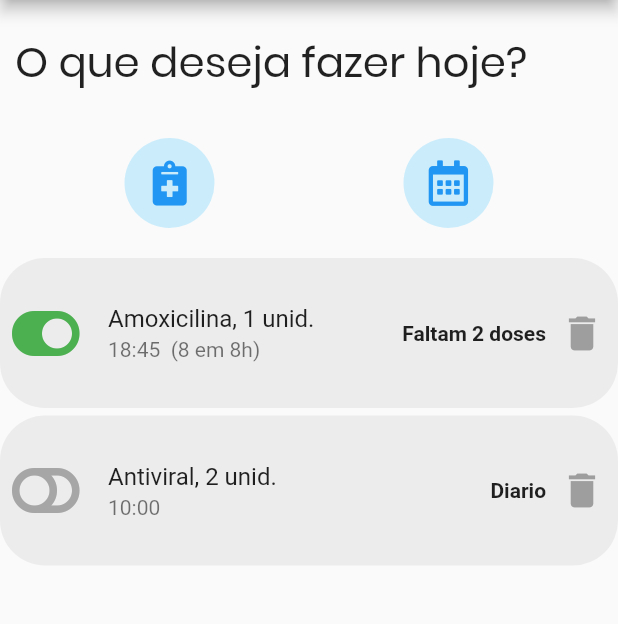
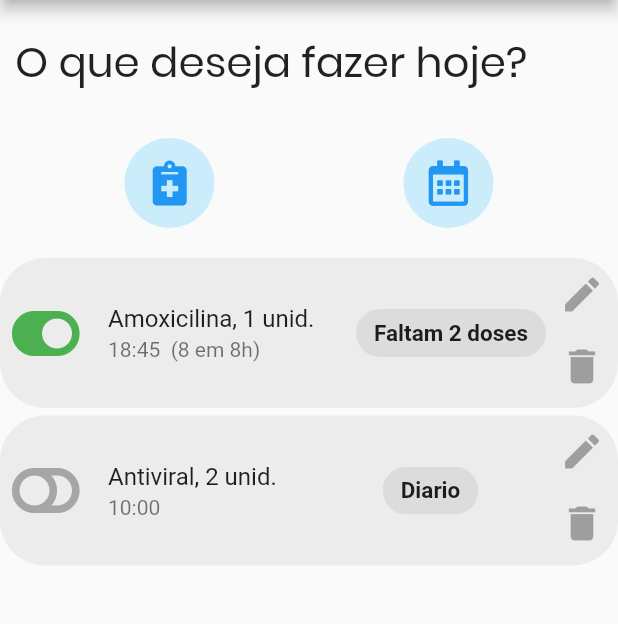
Before and after one commit to gussf/memory_pill, a Flutter app: the screen it shows after launch, after a tap on the "delete" icon, on a phone screen of 412 x 824 dp, the part 84-708 px from its top. Run offline on Flutter 3.47's test engine with Material 2 defaults, Android fonts, the phone set to English and light mode, and no system bars; our stand-ins replace font_awesome_flutter.

Commit message:
Modifying screen and refactoring

```diff
--- a/lib/main.dart
+++ b/lib/main.dart
@@ -1,5 +1,5 @@
 import 'package:flutter/material.dart';
-import 'package:font_awesome_flutter/font_awesome_flutter.dart';
+import 'package:memory_pill/screens/home_screen.dart';
 
 void main() => runApp(MyApp());
 
@@ -11,141 +11,7 @@ class MyApp extends StatelessWidget {
         fontFamily: 'Roboto',
         iconTheme: IconThemeData(color: Colors.blue),
       ),
-      home: Scaffold(
-        appBar: AppBar(
-          title: Row(
-            children: [
-              Padding(
-                padding: EdgeInsets.only(left: 10.0, right: 20.0),
-                child: Icon(
-                  FontAwesomeIcons.diagnoses,
-                  color: Colors.grey,
-                  size: 30.0,
-                ),
-              ),
-              Text('MemoryPill',
-                  style: TextStyle(
-                      fontSize: 22.00,
-                      color: Colors.grey,
-                      fontFamily: 'Poppins')),
-            ],
-          ),
-          backgroundColor: Colors.white,
-          iconTheme: IconThemeData(color: Colors.blue),
-        ),
-        body: ListView(
-          children: <Widget>[
-            Padding(
-              padding: EdgeInsets.only(top: 20.0, left: 10.0),
-              child: Text(
-                'O que deseja fazer hoje?',
-                style: TextStyle(fontSize: 28.00, fontFamily: 'Poppins'),
-              ),
-            ),
-            SizedBox(height: 30.0),
-            Padding(
-              padding: EdgeInsets.only(left: 20.0, right: 20.0),
-              child: Row(
-                mainAxisAlignment: MainAxisAlignment.spaceAround,
-                children: <Widget>[
-                  Container(
-                    height: 60.0,
-                    width: 60.0,
-                    decoration: BoxDecoration(
-                        color: Colors.lightBlueAccent.withOpacity(0.25),
-                        borderRadius: BorderRadius.circular(30.0)),
-                    child: IconButton(
-                      icon: Icon(FontAwesomeIcons.notesMedical),
-                      iconSize: 30,
-                      onPressed: () {},
-                    ),
-                  ),
-                  Container(
-                    height: 60.0,
-                    width: 60.0,
-                    decoration: BoxDecoration(
-                        color: Colors.lightBlueAccent.withOpacity(0.25),
-                        borderRadius: BorderRadius.circular(30.0)),
-                    child: IconButton(
-                      icon: Icon(FontAwesomeIcons.calendarAlt),
-                      iconSize: 30,
-                      onPressed: () {},
-                    ),
-                  ),
-                ],
-              ),
-            ),
-            SizedBox(height: 20.0),
-            Container(
-              child: Column(
-                children: <Widget>[
-                  Container(
-                    decoration: BoxDecoration(
-                      color: Colors.grey.withOpacity(0.15),
-                      borderRadius: BorderRadius.circular(30),
-                    ),
-                    height: 100.0,
-                    child: Row(
-                      children: <Widget>[
-                        IconButton(
-                          icon: Icon(FontAwesomeIcons.toggleOn),
-                          color: Colors.green,
-                          iconSize: 40.0,
-                          onPressed: () {},
-                        ),
-                        Flexible(
-                          child: ListTile(
-
-                            title: Text('Amoxicilina, 1 unid.', softWrap: false),
-                            subtitle: Text('18:45  (8 em 8h)'),
-                          ),
-                        ),
-                        Text('Faltam 2 doses', style: TextStyle(fontWeight: FontWeight.bold)),
-                        IconButton(
-                          icon: Icon(Icons.delete,
-                              size: 30.0, color: Colors.grey),
-                          onPressed: () {},
-                        )
-                      ],
-                    ),
-                  ),
-                  SizedBox(height: 5),
-                  Container(
-                    decoration: BoxDecoration(
-                      color: Colors.grey.withOpacity(0.15),
-                      borderRadius: BorderRadius.circular(30),
-                    ),
-                    height: 100.0,
-                    child: Row(
-                      children: <Widget>[
-                        IconButton(
-                          icon: Icon(FontAwesomeIcons.toggleOff),
-                          color: Colors.grey.withOpacity(0.9),
-                          iconSize: 40.0,
-                          onPressed: () {},
-                        ),
-                        Flexible(
-                          child: ListTile(
-                            title: Text('Antiviral, 2 unid.'),
-                            subtitle: Text('10:00'),
-                          ),
-                        ),
-                        Text('Diario', style: TextStyle(fontWeight: FontWeight.bold)),
-                        IconButton(
-                          icon: Icon(Icons.delete,
-                              size: 30.0, color: Colors.grey),
-                          onPressed: () {},
-                        )
-                      ],
-                    ),
-                  ),
-                  SizedBox(height: 5),
-                ],
-              ),
-            ),
-          ],
-        ),
-      ),
+      home: HomeScreen()
     );
   }
 }
--- a/lib/model/dosage/dosage.dart
+++ /dev/null
@@ -1,8 +0,0 @@
-
-
-
-class Dosage {
-  int totalDosesNumber;
-  int remainingDoses;
-  bool isDaily;
-}
--- a/lib/model/medicine/medicine_alarm.dart
+++ /dev/null
@@ -1,8 +0,0 @@
-
-
-
-class MedicineAlarm {
-  DateTime timeScheduled;
-  int medicineFrequency;
-  bool isEnabled;
-}
--- a/lib/model/medicine/medicine_model.dart
+++ /dev/null
@@ -1,8 +0,0 @@
-import 'package:memory_pill/model/medicine/medicine_alarm.dart';
-import 'package:memory_pill/model/dosage/dosage.dart';
-
-class Medicine {
-  String name;
-  Dosage dosage;
-  MedicineAlarm medAlarm;
-}
--- /dev/null
+++ b/lib/models/dosage/dosage.dart
@@ -0,0 +1,12 @@
+class Dosage {
+  int totalDosesNumber;
+  int remainingDoses;
+  bool isDaily;
+
+  Dosage(this.totalDosesNumber, this.remainingDoses, this.isDaily);
+
+  @override
+  String toString() {
+    return 'Dosage{totalDosesNumber: $totalDosesNumber, remainingDoses: $remainingDoses, isDaily: $isDaily}';
+  }
+}
--- /dev/null
+++ b/lib/models/medicine/medicine_alarm.dart
@@ -0,0 +1,12 @@
+class MedicineAlarm {
+  DateTime timeScheduled;
+  int medicineFrequency;
+  bool isEnabled;
+
+  MedicineAlarm(this.timeScheduled, this.medicineFrequency, this.isEnabled);
+
+  @override
+  String toString() {
+    return 'MedicineAlarm{timeScheduled: $timeScheduled, medicineFrequency: $medicineFrequency, isEnabled: $isEnabled}';
+  }
+}
--- /dev/null
+++ b/lib/models/medicine/medicine_model.dart
@@ -0,0 +1,15 @@
+import 'package:memory_pill/models/medicine/medicine_alarm.dart';
+import 'package:memory_pill/models/dosage/dosage.dart';
+
+class Medicine {
+  String name;
+  Dosage dosage;
+  MedicineAlarm medAlarm;
+
+  Medicine.create(this.name, this.dosage, this.medAlarm);
+
+  @override
+  String toString() {
+    return 'Medicine{name: $name, dosage: $dosage, medAlarm: $medAlarm}';
+  }
+}
--- /dev/null
+++ b/lib/screens/home_screen.dart
@@ -0,0 +1,166 @@
+import 'package:flutter/material.dart';
+import 'package:font_awesome_flutter/font_awesome_flutter.dart';
+
+Widget BuildActionButton(Icon iconParam) {
+  return Container(
+    height: 60.0,
+    width: 60.0,
+    decoration: BoxDecoration(
+        color: Colors.lightBlueAccent.withOpacity(0.25),
+        borderRadius: BorderRadius.circular(30.0)),
+    child: IconButton(
+      icon: iconParam,
+      iconSize: 30,
+      onPressed: () {},
+    ),
+  );
+}
+
+Widget _HomeAppBar() {
+  return AppBar(
+    title: Row(
+      children: [
+        Padding(
+          padding: EdgeInsets.only(left: 10.0, right: 20.0),
+          child: Icon(
+            FontAwesomeIcons.diagnoses,
+            color: Colors.grey,
+            size: 30.0,
+          ),
+        ),
+        Text(
+          'MemoryPill',
+          style: TextStyle(
+              fontSize: 22.00, color: Colors.grey, fontFamily: 'Poppins'),
+        ),
+      ],
+    ),
+    backgroundColor: Colors.white,
+    iconTheme: IconThemeData(color: Colors.blue),
+  );
+}
+
+Widget HomeScreen() {
+  return Scaffold(
+    appBar: _HomeAppBar(),
+    body: ListView(
+      children: <Widget>[
+        Padding(
+          padding: EdgeInsets.only(top: 20.0, left: 10.0),
+          child: Text(
+            'O que deseja fazer hoje?',
+            style: TextStyle(fontSize: 28.00, fontFamily: 'Poppins'),
+          ),
+        ),
+        SizedBox(height: 30.0),
+        Padding(
+          padding: EdgeInsets.only(left: 20.0, right: 20.0),
+          child: Row(
+            mainAxisAlignment: MainAxisAlignment.spaceAround,
+            children: <Widget>[
+              BuildActionButton(Icon(FontAwesomeIcons.notesMedical)),
+              BuildActionButton(Icon(FontAwesomeIcons.calendarAlt)),
+            ],
+          ),
+        ),
+        SizedBox(height: 20.0),
+        Container(
+          child: Column(
+            children: <Widget>[
+              Container(
+                decoration: BoxDecoration(
+                  color: Colors.grey.withOpacity(0.15),
+                  borderRadius: BorderRadius.circular(30),
+                ),
+                height: 100.0,
+                child: Row(
+                  children: <Widget>[
+                    IconButton(
+                      icon: Icon(FontAwesomeIcons.toggleOn),
+                      color: Colors.green,
+                      iconSize: 40.0,
+                      onPressed: () {},
+                    ),
+                    Expanded(
+                      child: Container(
+                        child: ListTile(
+                          title: Text('Amoxicilina, 1 unid.'),
+                          subtitle: Text('18:45  (8 em 8h)'),
+                        ),
+                      ),
+                    ),
+                    Chip(
+                      label: Text('Faltam 2 doses',
+                          style: TextStyle(
+                              fontWeight: FontWeight.bold, fontSize: 15.0)),
+                    ),
+                    Column(
+                      children: <Widget>[
+                        IconButton(
+                          icon:
+                              Icon(Icons.edit, size: 30.0, color: Colors.grey),
+                          onPressed: () {},
+                        ),
+                        IconButton(
+                          icon: Icon(Icons.delete,
+                              size: 30.0, color: Colors.grey),
+                          onPressed: () {},
+                        )
+                      ],
+                    ),
+                  ],
+                ),
+              ),
+              SizedBox(height: 5),
+              Container(
+                decoration: BoxDecoration(
+                  color: Colors.grey.withOpacity(0.15),
+                  borderRadius: BorderRadius.circular(30),
+                ),
+                height: 100.0,
+                child: Row(
+                  children: <Widget>[
+                    IconButton(
+                      icon: Icon(FontAwesomeIcons.toggleOff),
+                      color: Colors.grey.withOpacity(0.9),
+                      iconSize: 40.0,
+                      onPressed: () {},
+                    ),
+                    Expanded(
+                      child: ListTile(
+                        title: Text('Antiviral, 2 unid.'),
+                        subtitle: Text('10:00'),
+                      ),
+                    ),
+                    Expanded(
+                      child: Chip(
+                        label: Text('Diario',
+                            style: TextStyle(
+                                fontWeight: FontWeight.bold, fontSize: 15.0)),
+                      ),
+                    ),
+                    Column(
+                      children: <Widget>[
+                        IconButton(
+                          icon:
+                              Icon(Icons.edit, size: 30.0, color: Colors.grey),
+                          onPressed: () {},
+                        ),
+                        IconButton(
+                          icon: Icon(Icons.delete,
+                              size: 30.0, color: Colors.grey),
+                          onPressed: () {},
+                        )
+                      ],
+                    ),
+                  ],
+                ),
+              ),
+              SizedBox(height: 5),
+            ],
+          ),
+        ),
+      ],
+    ),
+  );
+}
--- /dev/null
+++ b/lib/widgets/medicine_schedule.dart
@@ -0,0 +1 @@
+import 'package:flutter/material.dart';
```
